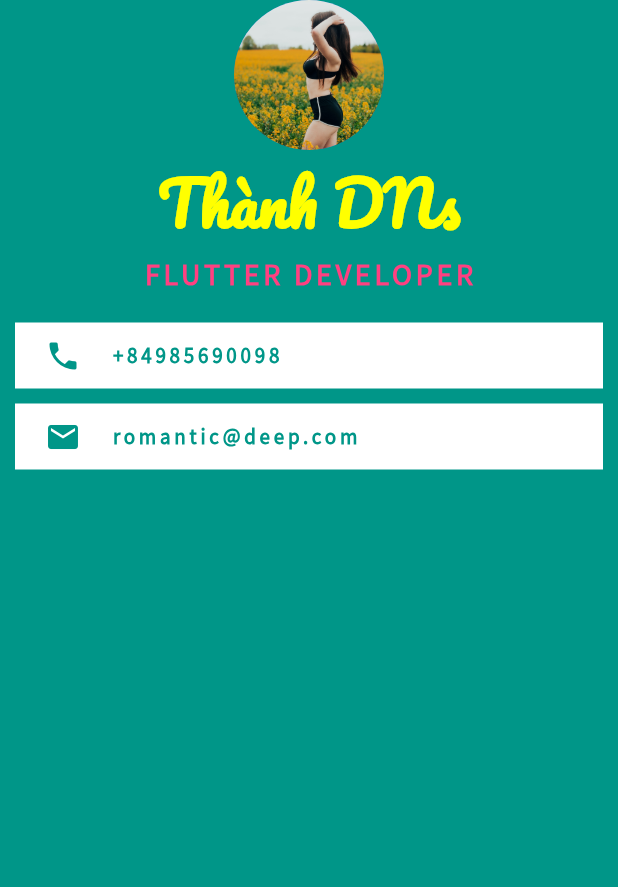
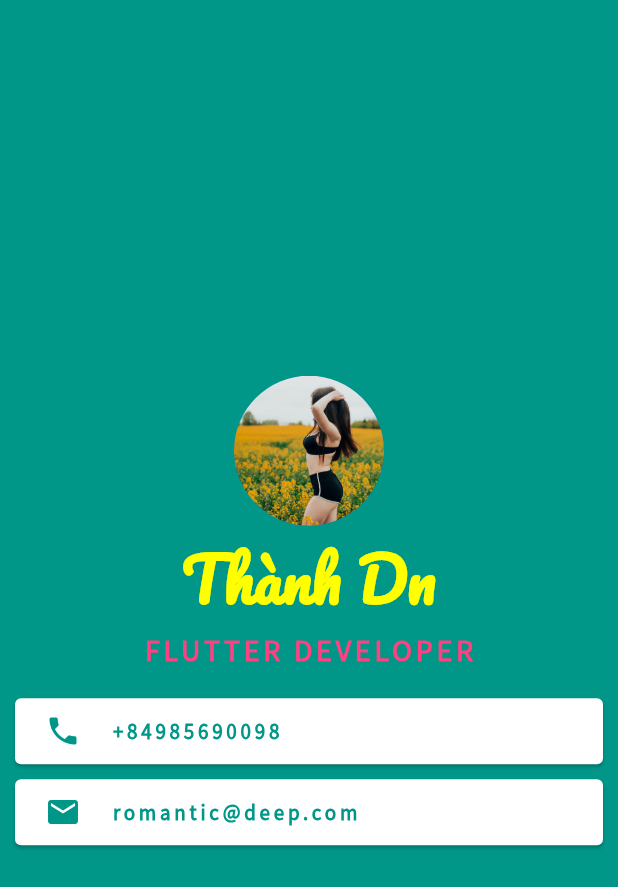
Before and after one commit to vii9/ft-rich-appi, a Flutter app: the screen it shows after launch, on a phone screen of 412 x 824 dp. Shown: the top 887 px of the screen. Run offline on Flutter 3.47's test engine with Material 2 defaults, Android fonts, the phone set to English and light mode, and no system bars.

Commit message:
add Card simple

```diff
--- a/lib/main.dart
+++ b/lib/main.dart
@@ -17,13 +17,14 @@ class MyApp extends StatelessWidget {
         body: SafeArea(
           child: Column(
             mainAxisSize: MainAxisSize.max,
+            mainAxisAlignment: MainAxisAlignment.center,
             children: <Widget>[
               const CircleAvatar(
                 radius: 50.0,
                 backgroundImage: AssetImage('images/girl.jpg'),
               ),
               const Text(
-                'Thành DNs',
+                'Thành Dn',
                 style: TextStyle(
                     fontFamily: 'Pacifico',
                     fontSize: 40.0,
@@ -39,10 +40,11 @@ class MyApp extends StatelessWidget {
                     letterSpacing: 2.5,
                     fontWeight: FontWeight.bold),
               ),
-              Container(
+              Card(
                 color: Colors.white,
                 margin: const EdgeInsets.only(
                     left: 10.0, top: 20.0, right: 10.0, bottom: 10.0),
+                child: Padding(
                   padding: const EdgeInsets.symmetric(
                       vertical: 10.0, horizontal: 20.0),
                   child: Row(
@@ -62,10 +64,12 @@ class MyApp extends StatelessWidget {
                     ],
                   ),
                 ),
-              Container(
+              ),
+              Card(
                 color: Colors.white,
                 margin: const EdgeInsets.only(
                     left: 10.0, top: 0.0, right: 10.0, bottom: 10.0),
+                child: Padding(
                   padding: const EdgeInsets.symmetric(
                       vertical: 10.0, horizontal: 20.0),
                   child: Row(
@@ -83,6 +87,7 @@ class MyApp extends StatelessWidget {
                             letterSpacing: 2.5),
                       )
                     ],
+                  ),
                 ),
               )
             ],
```
Lines whose indentation alone changed are shown as unchanged.
